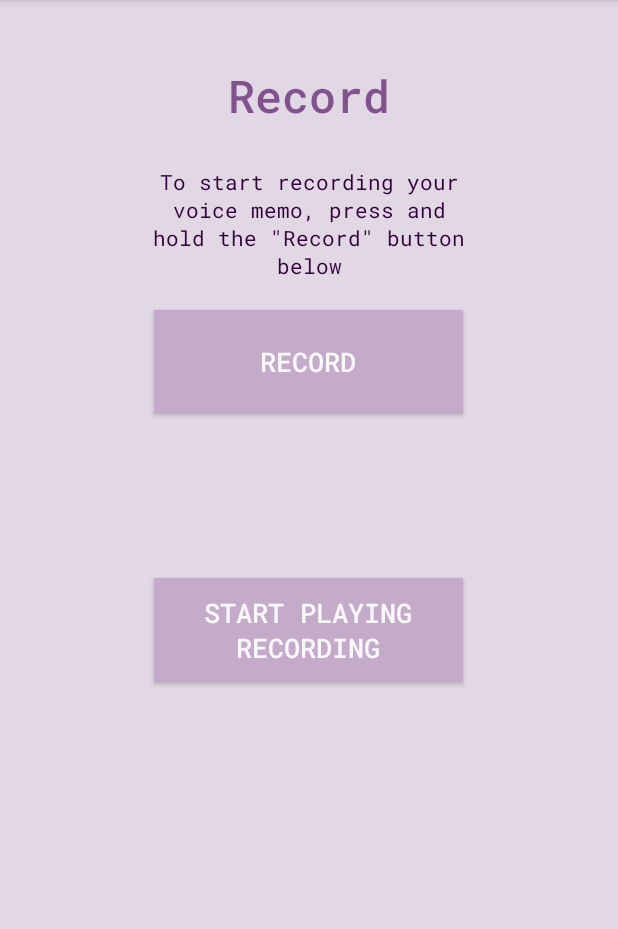
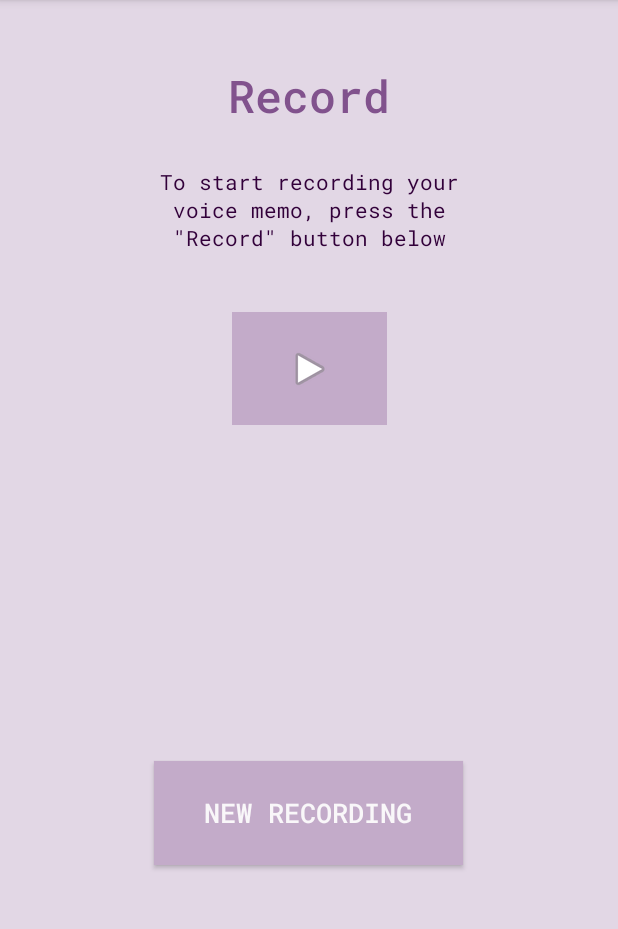
Before and after one commit to mtculberson/Voice_Memos, an Android app: the RecordingActivity screen opened directly, with no data from a screen before it, after a tap on "STOP RECORDING", on a phone screen of 412 x 824 dp, the part 84-1013 px from its top. Run offline under Robolectric (Android 15) with nearby library versions, the phone set to English and light mode, and no system bars; 1 other tap on this screen came first.

Commit message:
layout of record page adjusted, changing the play/pause system and adding seekbar.

```diff
--- a/app/src/main/java/com/example/voicememos/RecordingActivity.java
+++ b/app/src/main/java/com/example/voicememos/RecordingActivity.java
@@ -6,14 +6,19 @@ import android.media.MediaRecorder;
 import android.os.Environment;
 
 import android.os.Bundle;
+import android.os.Handler;
 import android.view.View;
 
 import android.widget.Button;
+import android.widget.ImageButton;
+import android.widget.SeekBar;
+import android.widget.TextView;
 import android.widget.Toast;
 
 import java.io.File;
 import java.io.IOException;
 import java.util.Random;
+import java.util.concurrent.TimeUnit;
 
 import static android.Manifest.permission.RECORD_AUDIO;
 import static android.Manifest.permission.WRITE_EXTERNAL_STORAGE;
@@ -26,12 +31,17 @@ import android.content.pm.PackageManager;
 
 public class RecordingActivity extends AppCompatActivity {
 
-    Button buttonStart, buttonStop, buttonPlayLastRecordAudio,
-            buttonStopPlayingRecording ;
-    String AudioSavePathInDevice = null;
+    Boolean isReleased;
+    Button Start, Stop, NewRecording;
+    ImageButton PlayRecording, PauseRecording;
+    String AudioSavePathInDevice = null, Filename;
     MediaRecorder mediaRecorder ;
+    TextView songName, startTime;
+    SeekBar songPrgs;
     Random random ;
     String RandomAudioFileName = "ABCDEFGHIJKLMNOP";
+    private static int oTime =0, sTime =0, eTime =0, fTime = 5000, bTime = 5000;
+    private Handler hdlr = new Handler();
     public static final int RequestPermissionCode = 1;
     MediaPlayer mediaPlayer ;
 
@@ -40,26 +50,33 @@ public class RecordingActivity extends AppCompatActivity {
         super.onCreate(savedInstanceState);
         setContentView(R.layout.activity_recording);
 
-        buttonStart = (Button) findViewById(R.id.button);
-        buttonStop = (Button) findViewById(R.id.button2);
-        buttonPlayLastRecordAudio = (Button) findViewById(R.id.button3);
-        buttonStopPlayingRecording = (Button)findViewById(R.id.button4);
-
-        buttonStop.setVisibility(View.INVISIBLE);
-        buttonPlayLastRecordAudio.setVisibility(View.INVISIBLE);
-        buttonStopPlayingRecording.setVisibility(View.INVISIBLE);
+        Start = (Button) findViewById(R.id.button);
+        Stop = (Button) findViewById(R.id.button2);
+        PlayRecording = (ImageButton) findViewById(R.id.playButton);
+        PauseRecording = (ImageButton)findViewById(R.id.pauseButton);
+        NewRecording = (Button)findViewById(R.id.newRecordingButton);
+        songName = (TextView)findViewById(R.id.txtSname);
+        startTime = (TextView)findViewById(R.id.txtStartTime);
+        songPrgs = (SeekBar)findViewById(R.id.sBar);
+        songPrgs.setClickable(false);
+        Stop.setVisibility(View.INVISIBLE);
+        NewRecording.setVisibility(View.INVISIBLE);
+        PlayRecording.setVisibility(View.INVISIBLE);
+        PauseRecording.setVisibility(View.INVISIBLE);
+        songName.setVisibility(View.INVISIBLE);
+        songPrgs.setVisibility(View.INVISIBLE);
+        startTime.setVisibility(View.INVISIBLE);
 
         random = new Random();
 
-        buttonStart.setOnClickListener(new View.OnClickListener() {
+        Start.setOnClickListener(new View.OnClickListener() {
             @Override
             public void onClick(View view) {
 
                 if(checkPermission()) {
                     String path = getApplicationContext().getFilesDir().getAbsolutePath() + "/";
-
-                    AudioSavePathInDevice =
-                            path + CreateRandomAudioFileName(5) + "AudioRecording.3gp";
+                    Filename = CreateRandomAudioFileName(5) + "AudioRecording.mp3";
+                    AudioSavePathInDevice = path + Filename;
 
                     MediaRecorderReady();
 
@@ -74,8 +91,8 @@ public class RecordingActivity extends AppCompatActivity {
                         e.printStackTrace();
                     }
 
-                    buttonStart.setVisibility(View.INVISIBLE);
-                    buttonStop.setVisibility(View.VISIBLE);
+                    Start.setVisibility(View.INVISIBLE);
+                    Stop.setVisibility(View.VISIBLE);
 
                     Toast.makeText(RecordingActivity.this, "Recording started",
                             Toast.LENGTH_LONG).show();
@@ -86,28 +103,30 @@ public class RecordingActivity extends AppCompatActivity {
             }
         });
 
-        buttonStop.setOnClickListener(new View.OnClickListener() {
+        Stop.setOnClickListener(new View.OnClickListener() {
             @Override
             public void onClick(View view) {
                 mediaRecorder.stop();
-                buttonStop.setVisibility(View.INVISIBLE);
-                buttonPlayLastRecordAudio.setVisibility(View.VISIBLE);
-                buttonStart.setVisibility(View.VISIBLE);
-                buttonStopPlayingRecording.setVisibility(View.INVISIBLE);
+                Stop.setVisibility(View.INVISIBLE);
+                PlayRecording.setVisibility(View.VISIBLE);
+                Start.setVisibility(View.INVISIBLE);
+                NewRecording.setVisibility(View.VISIBLE);
 
                 Toast.makeText(RecordingActivity.this, "Recording Completed",
                         Toast.LENGTH_LONG).show();
+
             }
         });
 
-        buttonPlayLastRecordAudio.setOnClickListener(new View.OnClickListener() {
+        PlayRecording.setOnClickListener(new View.OnClickListener() {
             @Override
             public void onClick(View view) throws IllegalArgumentException,
                     SecurityException, IllegalStateException {
 
-                buttonStop.setVisibility(View.INVISIBLE);
-                buttonStart.setVisibility(View.INVISIBLE);
-                buttonStopPlayingRecording.setVisibility(View.VISIBLE);
+                Stop.setVisibility(View.INVISIBLE);
+                Start.setVisibility(View.INVISIBLE);
+                PauseRecording.setVisibility(View.VISIBLE);
+                NewRecording.setVisibility(View.VISIBLE);
 
                 mediaPlayer = new MediaPlayer();
                 try {
@@ -116,6 +135,23 @@ public class RecordingActivity extends AppCompatActivity {
                 } catch (IOException e) {
                     e.printStackTrace();
                 }
+                eTime = mediaPlayer.getDuration();
+                sTime = mediaPlayer.getCurrentPosition();
+                if(oTime == 0){
+                    songPrgs.setMax(eTime);
+                    oTime =1;
+                }
+
+                startTime.setText(String.format("%d min, %d sec", TimeUnit.MILLISECONDS.toMinutes(sTime),
+                        TimeUnit.MILLISECONDS.toSeconds(sTime) - TimeUnit.MINUTES.toSeconds(TimeUnit.MILLISECONDS. toMinutes(sTime))) );
+                songPrgs.setProgress(sTime);
+                songName.setText(Filename);
+                hdlr.postDelayed(UpdateSongTime, 100);
+                isReleased = false;
+
+                songName.setVisibility(View.VISIBLE);
+                songPrgs.setVisibility(View.VISIBLE);
+                startTime.setVisibility(View.VISIBLE);
 
                 mediaPlayer.start();
                 Toast.makeText(RecordingActivity.this, "Recording Playing",
@@ -123,20 +159,41 @@ public class RecordingActivity extends AppCompatActivity {
             }
         });
 
-        buttonStopPlayingRecording.setOnClickListener(new View.OnClickListener() {
+        NewRecording.setOnClickListener(new View.OnClickListener() {
             @Override
             public void onClick(View view) {
-                buttonStop.setVisibility(View.INVISIBLE);
-                buttonStart.setVisibility(View.VISIBLE);
-                buttonStopPlayingRecording.setVisibility(View.INVISIBLE);
-                buttonPlayLastRecordAudio.setVisibility(View.INVISIBLE);
+                Stop.setVisibility(View.INVISIBLE);
+                Start.setVisibility(View.VISIBLE);
+                NewRecording.setVisibility(View.INVISIBLE);
+                PlayRecording.setVisibility(View.INVISIBLE);
+                PauseRecording.setVisibility(View.INVISIBLE);
+                songName.setVisibility(View.INVISIBLE);
+                songPrgs.setVisibility(View.INVISIBLE);
+                startTime.setVisibility(View.INVISIBLE);
+
+                isReleased = true;
 
                 if(mediaPlayer != null){
                     mediaPlayer.stop();
                     mediaPlayer.reset();
                     mediaPlayer.release();
+                    mediaPlayer = null;
+                    oTime = 0;
                     MediaRecorderReady();
                 }
+            }
+        });
+
+        PauseRecording.setOnClickListener(new View.OnClickListener() {
+            @Override
+            public void onClick(View view) {
+                Stop.setVisibility(View.INVISIBLE);
+                Start.setVisibility(View.INVISIBLE);
+                NewRecording.setVisibility(View.VISIBLE);
+                PlayRecording.setVisibility(View.VISIBLE);
+                PauseRecording.setVisibility(View.INVISIBLE);
+
+                mediaPlayer.pause();
             }
         });
 
@@ -197,4 +254,23 @@ public class RecordingActivity extends AppCompatActivity {
         return result == PackageManager.PERMISSION_GRANTED &&
                 result1 == PackageManager.PERMISSION_GRANTED;
     }
+
+    private Runnable UpdateSongTime = new Runnable() {
+        @Override
+        public void run() {
+            if (isReleased == true) {
+                return;
+            }
+            sTime = mediaPlayer.getCurrentPosition();
+            startTime.setText(String.format("%d min, %d sec", TimeUnit.MILLISECONDS.toMinutes(sTime),
+                    TimeUnit.MILLISECONDS.toSeconds(sTime) - TimeUnit.MINUTES.toSeconds(TimeUnit.MILLISECONDS.toMinutes(sTime))) );
+            songPrgs.setProgress(sTime);
+
+            if (sTime == eTime) {
+                PlayRecording.setVisibility(View.VISIBLE);
+                PauseRecording.setVisibility(View.INVISIBLE);
+            }
+            hdlr.postDelayed(this, 100);
+        }
+    };
 }
--- a/app/src/main/res/layout/activity_recording.xml
+++ b/app/src/main/res/layout/activity_recording.xml
@@ -24,20 +24,20 @@
         app:layout_constraintVertical_bias="0.0" />
 
     <Button
-        android:id="@+id/button4"
+        android:id="@+id/button2"
         android:layout_width="206dp"
         android:layout_height="69dp"
-        android:layout_marginTop="20dp"
+        android:layout_marginTop="16dp"
         android:background="#C3ABC9"
         android:fontFamily="@font/roboto_mono_medium"
-        android:text="@string/recordplaying_stop"
+        android:text="@string/record_stop"
         android:textColor="#f9f7f9"
         android:textSize="18sp"
         app:layout_constraintBottom_toBottomOf="parent"
         app:layout_constraintEnd_toEndOf="parent"
-        app:layout_constraintHorizontal_bias="0.492"
+        app:layout_constraintHorizontal_bias="0.497"
         app:layout_constraintStart_toStartOf="parent"
-        app:layout_constraintTop_toBottomOf="@+id/button3"
+        app:layout_constraintTop_toBottomOf="@+id/textView"
         app:layout_constraintVertical_bias="0.0" />
 
     <TextView
@@ -52,36 +52,6 @@
         app:layout_constraintEnd_toEndOf="parent"
         app:layout_constraintStart_toStartOf="parent"
         app:layout_constraintTop_toBottomOf="@+id/textView3" />
-
-    <Button
-        android:id="@+id/button2"
-        android:layout_width="206dp"
-        android:layout_height="69dp"
-        android:layout_marginTop="20dp"
-        android:background="#C3ABC9"
-        android:fontFamily="@font/roboto_mono_medium"
-        android:text="@string/record_stop"
-        android:textColor="#f9f7f9"
-        android:textSize="18sp"
-        app:layout_constraintEnd_toEndOf="parent"
-        app:layout_constraintHorizontal_bias="0.497"
-        app:layout_constraintStart_toStartOf="parent"
-        app:layout_constraintTop_toBottomOf="@+id/button" />
-
-    <Button
-        android:id="@+id/button3"
-        android:layout_width="206dp"
-        android:layout_height="69dp"
-        android:layout_marginTop="20dp"
-        android:background="#C3ABC9"
-        android:fontFamily="@font/roboto_mono_medium"
-        android:text="@string/recordplaying_start"
-        android:textColor="#f9f7f9"
-        android:textSize="18sp"
-        app:layout_constraintEnd_toEndOf="parent"
-        app:layout_constraintHorizontal_bias="0.497"
-        app:layout_constraintStart_toStartOf="parent"
-        app:layout_constraintTop_toBottomOf="@+id/button2" />
 
     <TextView
         android:id="@+id/textView3"
@@ -98,5 +68,97 @@
         app:layout_constraintTop_toTopOf="parent"
         tools:text="@string/record_header" />
 
+    <Button
+        android:id="@+id/newRecordingButton"
+        android:layout_width="206dp"
+        android:layout_height="69dp"
+        android:layout_marginBottom="56dp"
+        android:background="#C3ABC9"
+        android:fontFamily="@font/roboto_mono_medium"
+        android:text="@string/record_new"
+        android:textColor="#f9f7f9"
+        android:textSize="18sp"
+        app:layout_constraintBottom_toBottomOf="parent"
+        app:layout_constraintEnd_toEndOf="parent"
+        app:layout_constraintHorizontal_bias="0.497"
+        app:layout_constraintStart_toStartOf="parent"
+        app:layout_constraintTop_toBottomOf="@+id/txtSname"
+        app:layout_constraintVertical_bias="0.338" />
+
+    <SeekBar
+        android:id="@+id/sBar"
+        android:layout_width="match_parent"
+        android:layout_height="wrap_content"
+        android:layout_marginTop="20dp"
+        android:layout_toRightOf="@+id/txtStartTime"
+        android:clickable="true"
+        android:theme="@style/SeekBarColor"
+        app:layout_constraintBottom_toBottomOf="parent"
+        app:layout_constraintEnd_toEndOf="parent"
+        app:layout_constraintHorizontal_bias="1.0"
+        app:layout_constraintStart_toStartOf="parent"
+        app:layout_constraintTop_toBottomOf="@+id/txtStartTime"
+        app:layout_constraintVertical_bias="0.0" />
+
+    <TextView
+        android:id="@+id/txtSname"
+        android:layout_width="397dp"
+        android:layout_height="24dp"
+        android:layout_marginTop="16dp"
+        android:gravity="center"
+        android:text="TextView"
+        app:layout_constraintBottom_toBottomOf="parent"
+        app:layout_constraintEnd_toEndOf="parent"
+        app:layout_constraintHorizontal_bias="0.498"
+        app:layout_constraintStart_toStartOf="parent"
+        app:layout_constraintTop_toBottomOf="@+id/sBar"
+        app:layout_constraintVertical_bias="0.003" />
+
+    <TextView
+        android:id="@+id/txtStartTime"
+        android:layout_width="wrap_content"
+        android:layout_height="wrap_content"
+        android:layout_alignTop="@+id/sBar"
+        android:text="0 min, 0 sec"
+        app:layout_constraintBottom_toBottomOf="parent"
+        app:layout_constraintEnd_toEndOf="parent"
+        app:layout_constraintHorizontal_bias="0.498"
+        app:layout_constraintStart_toStartOf="parent"
+        app:layout_constraintTop_toBottomOf="@+id/textView"
+        app:layout_constraintVertical_bias="0.268" />
+
+    <ImageButton
+        android:id="@+id/playButton"
+        android:layout_width="103dp"
+        android:layout_height="75dp"
+        android:background="#C3ABC9"
+        android:contentDescription="@string/recordplaying_start"
+        android:fontFamily="@font/roboto_mono_medium"
+        android:text="@string/recordplaying_start"
+        android:textColor="#f9f7f9"
+        android:textSize="18sp"
+        app:layout_constraintBottom_toBottomOf="parent"
+        app:layout_constraintEnd_toEndOf="parent"
+        app:layout_constraintStart_toStartOf="parent"
+        app:layout_constraintTop_toBottomOf="@+id/textView"
+        app:layout_constraintVertical_bias="0.034"
+        app:srcCompat="@android:drawable/ic_media_play" />
+
+    <ImageButton
+        android:id="@+id/pauseButton"
+        android:layout_width="103dp"
+        android:layout_height="75dp"
+        android:background="#C3ABC9"
+        android:contentDescription="@string/recordplaying_stop"
+        android:fontFamily="@font/roboto_mono_medium"
+        android:text="@string/record_stop"
+        android:textColor="#f9f7f9"
+        android:textSize="18sp"
+        app:layout_constraintBottom_toBottomOf="parent"
+        app:layout_constraintEnd_toEndOf="parent"
+        app:layout_constraintStart_toStartOf="parent"
+        app:layout_constraintTop_toBottomOf="@+id/textView"
+        app:layout_constraintVertical_bias="0.034"
+        app:srcCompat="@android:drawable/ic_media_pause" />
 
 </androidx.constraintlayout.widget.ConstraintLayout>
--- a/app/src/main/res/values/strings.xml
+++ b/app/src/main/res/values/strings.xml
@@ -3,8 +3,9 @@
     <string name="button_start">Let\'s Start!</string>
     <string name="app_description">This is an application to record, save and open voice memos</string>
     <string name="record_header">Record</string>
-    <string name="record_subheading">To start recording your voice memo, press and hold the \"Record\" button below</string>
+    <string name="record_subheading">To start recording your voice memo, press the \"Record\" button below</string>
     <string name="record_stop">Stop Recording</string>
     <string name="recordplaying_start">Start Playing Recording</string>
     <string name="recordplaying_stop">Stop Playing Recording</string>
+    <string name="record_new">New Recording</string>
 </resources>
--- a/app/src/main/res/values/styles.xml
+++ b/app/src/main/res/values/styles.xml
@@ -7,4 +7,9 @@
         <item name="colorAccent">@color/colorAccent</item>
     </style>
 
+    <style name="SeekBarColor"
+        parent="Widget.AppCompat.SeekBar">
+        <item name="colorAccent">#abc9c3</item>
+    </style>
+
 </resources>
```
